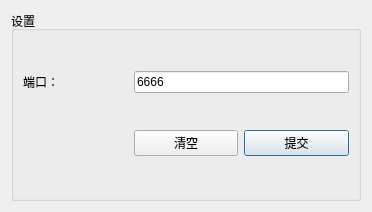
First picture: the form in ui/port.ui, repository dqzg12300/fridaUiTools, before the edit.
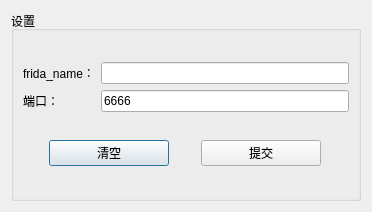
Second picture: the form after the edit.

Commit message: 优化usb端口和wifi配置保存到文件。优化fridaname可以自定义，自定义后需要重新上传frida，就是使用新的名字了。

```diff
--- a/ui/port.ui
+++ b/ui/port.ui
@@ -19,35 +19,42 @@
      <property name="title">
       <string>设置</string>
      </property>
+     <layout class="QGridLayout" name="gridLayout_3">
+      <item row="0" column="0">
      <layout class="QGridLayout" name="gridLayout">
-      <item row="0" column="0">
-       <widget class="QLabel" name="label_4">
-        <property name="text">
-         <string>端口：</string>
-        </property>
-       </widget>
-      </item>
-      <item row="0" column="1" colspan="2">
+        <item row="1" column="1">
        <widget class="QLineEdit" name="txtPort">
         <property name="text">
          <string>6666</string>
         </property>
        </widget>
       </item>
-      <item row="1" column="2">
-       <widget class="QPushButton" name="btnSubmit">
-        <property name="maximumSize">
-         <size>
-          <width>120</width>
-          <height>16777215</height>
-         </size>
-        </property>
+        <item row="1" column="0">
+         <widget class="QLabel" name="label_4">
+          <property name="text">
+           <string>端口：</string>
+          </property>
+         </widget>
+        </item>
+        <item row="0" column="0">
+         <widget class="QLabel" name="label_5">
         <property name="text">
-         <string>提交</string>
+           <string>frida_name：</string>
         </property>
        </widget>
       </item>
-      <item row="1" column="1">
+        <item row="0" column="1">
+         <widget class="QLineEdit" name="txtFridaName">
+          <property name="text">
+           <string/>
+          </property>
+         </widget>
+        </item>
+       </layout>
+      </item>
+      <item row="1" column="0">
+       <layout class="QHBoxLayout" name="horizontalLayout">
+        <item>
        <widget class="QPushButton" name="btnClear">
         <property name="maximumSize">
          <size>
@@ -59,6 +66,21 @@
          <string>清空</string>
         </property>
        </widget>
+        </item>
+        <item>
+         <widget class="QPushButton" name="btnSubmit">
+          <property name="maximumSize">
+           <size>
+            <width>120</width>
+            <height>16777215</height>
+           </size>
+          </property>
+          <property name="text">
+           <string>提交</string>
+          </property>
+         </widget>
+        </item>
+       </layout>
       </item>
      </layout>
     </widget>
```
Left out of the diff: 6 changed lines with no effect on the pictures. Lines whose indentation alone changed are shown as unchanged. The commit also changes 9 other files.
